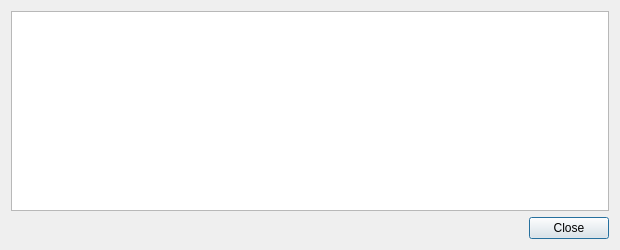
Qt form src/qt/forms/transactiondescdialog.ui (ShardcoinRepo/shard) before a commit.
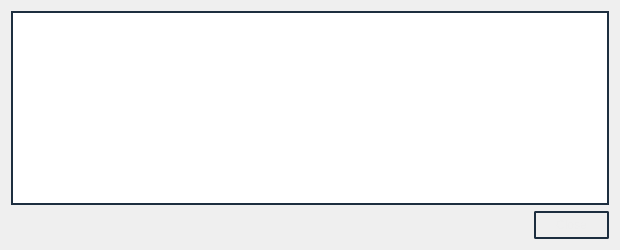
The same form after that commit.

Patch:
```diff
--- a/src/qt/forms/transactiondescdialog.ui
+++ b/src/qt/forms/transactiondescdialog.ui
@@ -13,12 +13,21 @@
   <property name="windowTitle">
    <string>Transaction details</string>
   </property>
+  <property name="styleSheet">
+   <string notr="true">background:'#0b1d2c';</string>
+  </property>
   <layout class="QVBoxLayout" name="verticalLayout">
    <item>
     <widget class="QTextEdit" name="detailText">
      <property name="toolTip">
       <string>This pane shows a detailed description of the transaction</string>
      </property>
+     <property name="styleSheet">
+      <string notr="true">	border:2px solid #1d2e3f;
+color:white;
+padding 5px;
+</string>
+     </property>
      <property name="readOnly">
       <bool>true</bool>
      </property>
@@ -26,6 +35,41 @@
    </item>
    <item>
     <widget class="QDialogButtonBox" name="buttonBox">
+     <property name="styleSheet">
+      <string notr="true">QPushButton { 
+ background-color: &quot;#0d2131&quot;;
+	border:2px solid #1d2e3f;
+color:#eeeeee;
+padding:5px 20px;
+	outline: none;
+border-radius:2px;
+
+}
+
+QPushButton:pressed {
+   background-color: &quot;#1d2e3f&quot;;
+border:2px solid gray;
+	color:white;
+
+}
+
+QPushButton:hover {
+     background-color: &quot;#102537&quot;;
+	border:2px solid #0f3e54;
+ }
+QPushButton:checked { 
+     background-color: &quot;#0d2131&quot;;
+border:2px solid #0f3e54;
+	color:white;
+
+ }
+QPushButton:disabled { 
+    background:'#0b1d2c';
+color:gray;
+border:2px solid #102537;
+ }
+</string>
+     </property>
      <property name="orientation">
       <enum>Qt::Horizontal</enum>
      </property>
```
